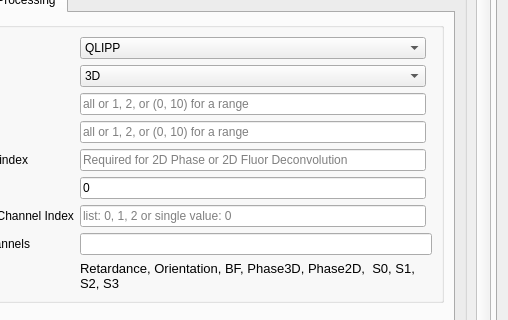
The window that recOrder/plugin/qtdesigner/recOrder_ui.ui (mehta-lab/waveorder) describes before a commit, drawn with Qt 5; both pictures show x 122 to 630 and y 559 to 879 of the 630 by 1165 pixel window.
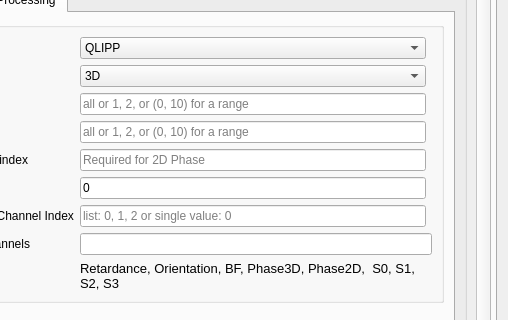
The same window after the commit. Custom widgets are drawn as their Qt base class.

Patch:
```diff
--- a/recOrder/plugin/qtdesigner/recOrder_ui.ui
+++ b/recOrder/plugin/qtdesigner/recOrder_ui.ui
@@ -1866,7 +1866,7 @@
                         <string/>
                        </property>
                        <property name="placeholderText">
-                        <string>Required for 2D Phase or 2D Fluor Deconvolution</string>
+                        <string>Required for 2D Phase</string>
                        </property>
                       </widget>
                      </item>
```
